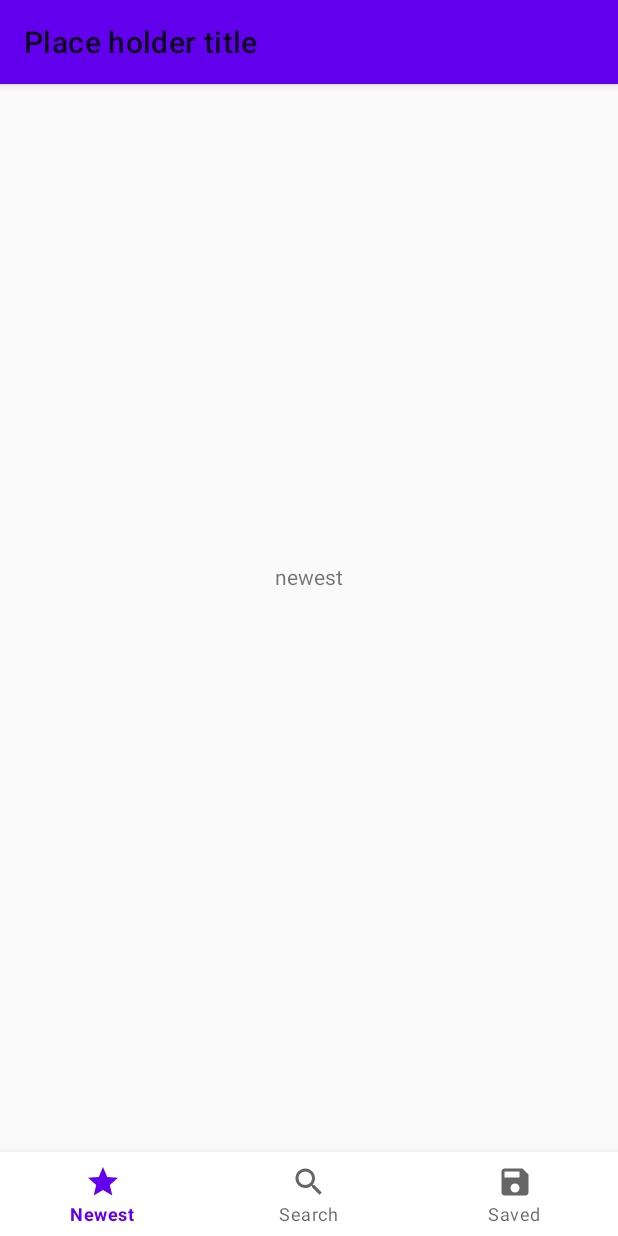
After one commit to ljeremic4019rn/Andorid_Projekat_Septembar, an Android app: the NewestFragment screen opened directly, with no data from a screen before it, on a phone screen of 412 x 824 dp. The commit adds this screen. Run offline under Robolectric (Android 15) with nearby library versions, the phone set to English and light mode, and no system bars; our stand-ins replace Picasso, navigation-ui; pictures from the network do not load.

Commit message:
dodat bottom nav

```diff
--- a/app/src/main/java/com/example/projekat_septembar/presentation/view/activity/MainActivity.kt
+++ b/app/src/main/java/com/example/projekat_septembar/presentation/view/activity/MainActivity.kt
@@ -1,16 +1,81 @@
 package com.example.projekat_septembar.presentation.view.activity
 
+import android.content.Intent
 import android.os.Bundle
+import android.view.Menu
+import android.view.MenuItem
+import android.view.View
+import android.widget.ImageView
+import android.widget.TextView
 import androidx.appcompat.app.AppCompatActivity
+import androidx.drawerlayout.widget.DrawerLayout
+import androidx.navigation.findNavController
+import androidx.navigation.ui.AppBarConfiguration
+import androidx.navigation.ui.navigateUp
+import androidx.navigation.ui.setupActionBarWithNavController
+import androidx.navigation.ui.setupWithNavController
+import androidx.viewpager.widget.ViewPager
+import com.example.projekat_septembar.R
 import com.example.projekat_septembar.databinding.ActivityMainBinding
+import com.example.projekat_septembar.presentation.view.recycler.adapter.BottomNavPageAdapter
+import com.google.android.material.bottomnavigation.BottomNavigationView
+import com.google.android.material.navigation.NavigationView
+import com.squareup.picasso.Picasso
+import kotlinx.android.synthetic.main.activity_main.*
 
 class MainActivity: AppCompatActivity() {
 
+
+    private lateinit var appBarConfiguration: AppBarConfiguration
     private lateinit var binding: ActivityMainBinding
+    private lateinit var viewPager: ViewPager
 
-    override fun onCreate(savedInstanceState: Bundle?) {
+
+
+    override fun onCreate(savedInstanceState: Bundle?) {//setupujemo drawer navigaciju
         super.onCreate(savedInstanceState)
+
         binding = ActivityMainBinding.inflate(layoutInflater)
         setContentView(binding.root)
+        setSupportActionBar(binding.appBarMain.toolbar)
+
+        initViewPager()
+        initNavigation()
     }
+
+    override fun onOptionsItemSelected(item: MenuItem): Boolean = when (item.itemId) {//stavljamo onclick za gornje desno logout dugme
+        R.id.logoutBtn -> {
+            val sharedPreferences = getSharedPreferences(packageName, MODE_PRIVATE)
+
+            sharedPreferences
+                .edit()
+                .putBoolean("rememberMe", false)
+                .apply()
+
+            val intent = Intent(this, SignInActivity::class.java)
+            startActivity(intent)
+            finish()
+            true
+        }
+        else -> false
+    }
+
+    private fun initViewPager() {
+        viewPager = findViewById(R.id.viewPager)
+        viewPager.offscreenPageLimit = 3
+        viewPager.adapter = BottomNavPageAdapter(supportFragmentManager)
+    }
+
+    private fun initNavigation() {
+        (findViewById<View>(R.id.bottomNavigation) as BottomNavigationView).setOnItemSelectedListener { item: MenuItem ->
+            when (item.itemId) {
+                R.id.navigation_1 -> viewPager.setCurrentItem(BottomNavPageAdapter.FRAG_1_NEWEST, false)
+                R.id.navigation_2 -> viewPager.setCurrentItem(BottomNavPageAdapter.FRAG_2_SEARCH, false)
+                R.id.navigation_3 -> viewPager.setCurrentItem(BottomNavPageAdapter.FRAG_3_SAVED, false)
+            }
+            true
+        }
+    }
+
+
 }
--- /dev/null
+++ b/app/src/main/java/com/example/projekat_septembar/presentation/view/fragment/NewestFragment.kt
@@ -0,0 +1,15 @@
+package com.example.projekat_septembar.presentation.view.fragment
+
+import android.os.Bundle
+import android.view.View
+import androidx.fragment.app.Fragment
+import com.example.projekat_septembar.R
+
+class NewestFragment: Fragment(R.layout.fragment_newest) {
+
+    override fun onViewCreated(view: View, savedInstanceState: Bundle?) {
+        super.onViewCreated(view, savedInstanceState)
+    }
+
+
+}
--- /dev/null
+++ b/app/src/main/java/com/example/projekat_septembar/presentation/view/fragment/SavedFragment.kt
@@ -0,0 +1,15 @@
+package com.example.projekat_septembar.presentation.view.fragment
+
+import android.os.Bundle
+import android.view.View
+import androidx.fragment.app.Fragment
+import com.example.projekat_septembar.R
+
+class SavedFragment : Fragment(R.layout.fragment_saved) {
+
+    override fun onViewCreated(view: View, savedInstanceState: Bundle?) {
+        super.onViewCreated(view, savedInstanceState)
+    }
+
+
+}
--- /dev/null
+++ b/app/src/main/java/com/example/projekat_septembar/presentation/view/fragment/SearchFragment.kt
@@ -0,0 +1,15 @@
+package com.example.projekat_septembar.presentation.view.fragment
+
+import android.os.Bundle
+import android.view.View
+import androidx.fragment.app.Fragment
+import com.example.projekat_septembar.R
+
+class SearchFragment : Fragment(R.layout.fragment_search) {
+
+    override fun onViewCreated(view: View, savedInstanceState: Bundle?) {
+        super.onViewCreated(view, savedInstanceState)
+    }
+
+
+}
--- /dev/null
+++ b/app/src/main/java/com/example/projekat_septembar/presentation/view/recycler/adapter/BottomNavPageAdapter.kt
@@ -0,0 +1,43 @@
+package com.example.projekat_septembar.presentation.view.recycler.adapter
+
+import androidx.fragment.app.Fragment
+import androidx.fragment.app.FragmentManager
+import androidx.fragment.app.FragmentPagerAdapter
+import com.example.projekat_septembar.presentation.view.fragment.NewestFragment
+import com.example.projekat_septembar.presentation.view.fragment.SavedFragment
+import com.example.projekat_septembar.presentation.view.fragment.SearchFragment
+
+
+class BottomNavPageAdapter(fm: FragmentManager) : FragmentPagerAdapter(fm) {
+
+    companion object {
+        const val FRAG_1_NEWEST = 0
+        const val FRAG_2_SEARCH = 1
+        const val FRAG_3_SAVED = 2
+        const val ITEM_COUNT = 3
+    }
+
+    override fun getCount(): Int {
+        return ITEM_COUNT
+    }
+
+    override fun getItem(position: Int): Fragment {
+
+        val fragment: Fragment = when (position) {
+            FRAG_1_NEWEST -> NewestFragment()
+            FRAG_2_SEARCH -> SearchFragment()
+            FRAG_3_SAVED -> SavedFragment()
+            else -> throw IllegalStateException("Unexpected value: $position")
+        }
+        return fragment
+    }
+
+    override fun getPageTitle(position: Int): CharSequence {
+        return when (position) {
+            FRAG_1_NEWEST -> "Discover"
+            FRAG_2_SEARCH -> "Portfolio"
+            FRAG_3_SAVED -> "Profile"
+            else -> "error"
+        }
+    }
+}
--- /dev/null
+++ b/app/src/main/java/com/example/projekat_septembar/presentation/view/recycler/adapter/NonScrollableViewAdapter.java
@@ -0,0 +1,26 @@
+package com.example.projekat_septembar.presentation.view.recycler.adapter;
+
+import android.content.Context;
+import android.util.AttributeSet;
+import android.view.MotionEvent;
+
+import androidx.annotation.NonNull;
+import androidx.annotation.Nullable;
+import androidx.viewpager.widget.ViewPager;
+
+public class NonScrollableViewAdapter extends ViewPager {
+
+    public NonScrollableViewAdapter(@NonNull Context context, @Nullable AttributeSet attrs) {
+        super(context, attrs);
+    }
+
+    @Override
+    public boolean onTouchEvent(MotionEvent ev) {
+        return false;
+    }
+
+    @Override
+    public boolean onInterceptTouchEvent(MotionEvent ev) {
+        return false;
+    }
+}
--- /dev/null
+++ b/app/src/main/res/drawable/ic_baseline_save_24.xml
@@ -0,0 +1,10 @@
+<vector xmlns:android="http://schemas.android.com/apk/res/android"
+    android:width="24dp"
+    android:height="24dp"
+    android:viewportWidth="24"
+    android:viewportHeight="24"
+    android:tint="?attr/colorControlNormal">
+  <path
+      android:fillColor="@android:color/white"
+      android:pathData="M17,3L5,3c-1.11,0 -2,0.9 -2,2v14c0,1.1 0.89,2 2,2h14c1.1,0 2,-0.9 2,-2L21,7l-4,-4zM12,19c-1.66,0 -3,-1.34 -3,-3s1.34,-3 3,-3 3,1.34 3,3 -1.34,3 -3,3zM15,9L5,9L5,5h10v4z"/>
+</vector>
--- /dev/null
+++ b/app/src/main/res/drawable/ic_baseline_search_24.xml
@@ -0,0 +1,10 @@
+<vector xmlns:android="http://schemas.android.com/apk/res/android"
+    android:width="24dp"
+    android:height="24dp"
+    android:viewportWidth="24"
+    android:viewportHeight="24"
+    android:tint="?attr/colorControlNormal">
+  <path
+      android:fillColor="@android:color/white"
+      android:pathData="M15.5,14h-0.79l-0.28,-0.27C15.41,12.59 16,11.11 16,9.5 16,5.91 13.09,3 9.5,3S3,5.91 3,9.5 5.91,16 9.5,16c1.61,0 3.09,-0.59 4.23,-1.57l0.27,0.28v0.79l5,4.99L20.49,19l-4.99,-5zM9.5,14C7.01,14 5,11.99 5,9.5S7.01,5 9.5,5 14,7.01 14,9.5 11.99,14 9.5,14z"/>
+</vector>
--- /dev/null
+++ b/app/src/main/res/drawable/ic_baseline_star_24.xml
@@ -0,0 +1,10 @@
+<vector xmlns:android="http://schemas.android.com/apk/res/android"
+    android:width="24dp"
+    android:height="24dp"
+    android:viewportWidth="24"
+    android:viewportHeight="24"
+    android:tint="?attr/colorControlNormal">
+  <path
+      android:fillColor="@android:color/white"
+      android:pathData="M12,17.27L18.18,21l-1.64,-7.03L22,9.24l-7.19,-0.61L12,2 9.19,8.63 2,9.24l5.46,4.73L5.82,21z"/>
+</vector>
--- a/app/src/main/res/layout/activity_main.xml
+++ b/app/src/main/res/layout/activity_main.xml
@@ -5,13 +5,31 @@
     android:layout_width="match_parent"
     android:layout_height="match_parent">
 
-    <TextView
-        android:id="@+id/textView2"
-        android:layout_width="wrap_content"
-        android:layout_height="wrap_content"
-        android:text="Main"
+    <include
+        android:id="@+id/app_bar_main"
+        layout="@layout/app_bar_main"
+        android:layout_width="match_parent"
+        android:layout_height="match_parent" />
+
+    <com.example.projekat_septembar.presentation.view.recycler.adapter.NonScrollableViewAdapter
+        android:id="@+id/viewPager"
+        android:layout_width="0dp"
+        app:layout_constraintBottom_toTopOf="@id/bottomNavigation"
+        app:layout_constraintEnd_toEndOf="parent"
+        app:layout_constraintStart_toStartOf="parent"
+        app:layout_constraintTop_toTopOf="parent"
+        android:layout_height="0dp">
+    </com.example.projekat_septembar.presentation.view.recycler.adapter.NonScrollableViewAdapter>
+
+
+    <com.google.android.material.bottomnavigation.BottomNavigationView
+        android:id="@+id/bottomNavigation"
+        android:layout_width="0dp"
+        android:layout_height="56dp"
         app:layout_constraintBottom_toBottomOf="parent"
         app:layout_constraintEnd_toEndOf="parent"
         app:layout_constraintStart_toStartOf="parent"
-        app:layout_constraintTop_toTopOf="parent" />
+        android:theme="@style/Theme.Projekat_septembar"
+        app:menu="@menu/bottom_navigation" />
+
 </androidx.constraintlayout.widget.ConstraintLayout>
--- /dev/null
+++ b/app/src/main/res/layout/app_bar_main.xml
@@ -0,0 +1,24 @@
+<?xml version="1.0" encoding="utf-8"?>
+<androidx.coordinatorlayout.widget.CoordinatorLayout xmlns:android="http://schemas.android.com/apk/res/android"
+    xmlns:app="http://schemas.android.com/apk/res-auto"
+    xmlns:tools="http://schemas.android.com/tools"
+    android:layout_width="match_parent"
+    android:layout_height="match_parent"
+    tools:context=".presentation.view.activity.MainActivity">
+
+    <com.google.android.material.appbar.AppBarLayout
+        android:layout_width="match_parent"
+        android:layout_height="wrap_content"
+        android:theme="@style/Theme.Projekat_septembar">
+
+        <androidx.appcompat.widget.Toolbar
+            android:id="@+id/toolbar"
+            app:title="Place holder title"
+            android:layout_width="match_parent"
+            android:layout_height="?attr/actionBarSize"
+            android:background="?attr/colorPrimary"
+            app:popupTheme="@style/Theme.Projekat_septembar" />
+
+    </com.google.android.material.appbar.AppBarLayout>
+
+</androidx.coordinatorlayout.widget.CoordinatorLayout>
--- /dev/null
+++ b/app/src/main/res/layout/fragment_newest.xml
@@ -0,0 +1,18 @@
+<?xml version="1.0" encoding="utf-8"?>
+<androidx.constraintlayout.widget.ConstraintLayout xmlns:android="http://schemas.android.com/apk/res/android"
+    xmlns:app="http://schemas.android.com/apk/res-auto"
+    xmlns:tools="http://schemas.android.com/tools"
+    android:layout_width="match_parent"
+    android:layout_height="match_parent">
+
+
+    <TextView
+        android:id="@+id/textView2"
+        android:layout_width="wrap_content"
+        android:layout_height="wrap_content"
+        android:text="newest"
+        app:layout_constraintBottom_toBottomOf="parent"
+        app:layout_constraintEnd_toEndOf="parent"
+        app:layout_constraintStart_toStartOf="parent"
+        app:layout_constraintTop_toTopOf="parent" />
+</androidx.constraintlayout.widget.ConstraintLayout>
--- /dev/null
+++ b/app/src/main/res/menu/bottom_navigation.xml
@@ -0,0 +1,19 @@
+<?xml version="1.0" encoding="utf-8"?>
+<menu xmlns:android="http://schemas.android.com/apk/res/android">
+
+    <item
+        android:id="@+id/navigation_1"
+        android:icon="@drawable/ic_baseline_star_24"
+        android:title="@string/newest" />
+
+    <item
+        android:id="@+id/navigation_2"
+        android:icon="@drawable/ic_baseline_search_24"
+        android:title="@string/search" />
+
+    <item
+        android:id="@+id/navigation_3"
+        android:icon="@drawable/ic_baseline_save_24"
+        android:title="@string/saved" />
+
+</menu>
--- a/app/src/main/res/values-night/themes.xml
+++ b/app/src/main/res/values-night/themes.xml
@@ -4,7 +4,7 @@
         <!-- Primary brand color. -->
         <item name="colorPrimary">@color/purple_200</item>
         <item name="colorPrimaryVariant">@color/purple_700</item>
-        <item name="colorOnPrimary">@color/black</item>
+        <item name="colorOnPrimary">@color/teal_200</item>
         <!-- Secondary brand color. -->
         <item name="colorSecondary">@color/teal_200</item>
         <item name="colorSecondaryVariant">@color/teal_200</item>
--- a/app/src/main/res/values/strings.xml
+++ b/app/src/main/res/values/strings.xml
@@ -24,4 +24,7 @@
     <string name="create_profile">Create profile</string>
     <string name="username">Username</string>
     <string name="password">Password</string>
+    <string name="newest">Newest</string>
+    <string name="search">Search</string>
+    <string name="saved">Saved</string>
 </resources>
--- a/app/src/main/res/values/themes.xml
+++ b/app/src/main/res/values/themes.xml
@@ -8,7 +8,7 @@
         <!-- Secondary brand color. -->
         <item name="colorSecondary">@color/teal_200</item>
         <item name="colorSecondaryVariant">@color/teal_700</item>
-        <item name="colorOnSecondary">@color/black</item>
+        <item name="colorOnSecondary">@color/teal_700</item>
         <!-- Status bar color. -->
         <item name="android:statusBarColor" tools:targetApi="l">?attr/colorPrimaryVariant</item>
         <!-- Customize your theme here. -->
```
Also changed, not shown: app/src/main/res/layout/fragment_saved.xml (added, +19 -0 lines), app/src/main/res/layout/fragment_search.xml (added, +19 -0 lines).
